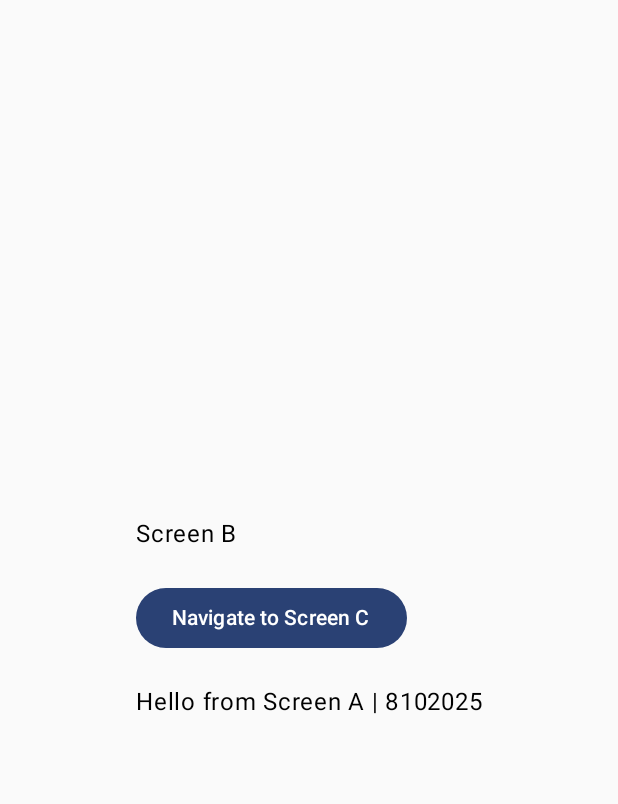
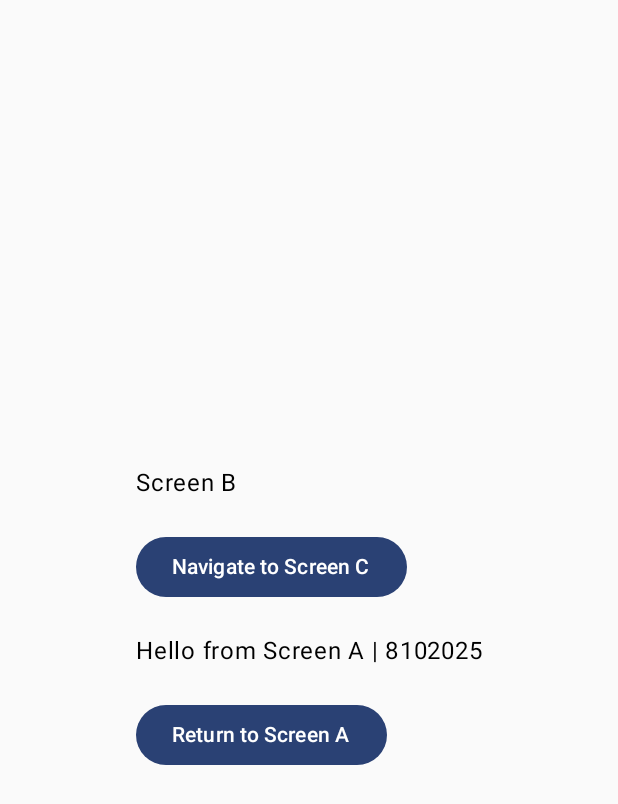
Before and after one commit to neccodes/NavigationComposeApp, an Android app built with Jetpack Compose: the screen it shows after launch (MainActivity), after a tap on "Navigate to Screen B", on a phone screen of 412 x 824 dp. Shown: the top 804 px of the screen. Run offline under Robolectric (Android 15) with nearby library versions, the phone set to English and light mode, and no system bars.

Commit message:
return to screenB and screenA using navController.popBackStack()

```diff
--- a/app/src/main/java/com/neccodes/navigationcomposeapp/MainActivity.kt
+++ b/app/src/main/java/com/neccodes/navigationcomposeapp/MainActivity.kt
@@ -42,15 +42,20 @@ class MainActivity : ComponentActivity() {
                     composable<Route.B> {
                         val args = it.toRoute<Route.B>()
                         ScreenB(
-                            onNavigateToScreenC = {yText, yNumber ->
+                            onNavigateToScreenC = { yText, yNumber ->
                                 navController
-                                    .navigate(Route.C(
-                                        yourText = yText,
-                                        yourNumber = yNumber
-                                ))
+                                    .navigate(
+                                        Route.C(
+                                            yourText = yText,
+                                            yourNumber = yNumber
+                                        )
+                                    )
                             },
                             text = args.myText,
-                            number = args.myNumber
+                            number = args.myNumber,
+                            onNavigateBack = {
+                                navController.popBackStack()
+                            }
                         )
                     }
 
@@ -58,7 +63,10 @@ class MainActivity : ComponentActivity() {
                         val args = it.toRoute<Route.C>()
                         ScreenC(
                             yText = args.yourText,
-                            yNumber = args.yourNumber
+                            yNumber = args.yourNumber,
+                            onNavigateBack = {
+                                navController.popBackStack()
+                            }
                         )
                     }
                 }
--- a/app/src/main/java/com/neccodes/navigationcomposeapp/screen/ScreenB.kt
+++ b/app/src/main/java/com/neccodes/navigationcomposeapp/screen/ScreenB.kt
@@ -16,7 +16,8 @@ import androidx.compose.ui.unit.dp
 fun ScreenB(
     onNavigateToScreenC: (String, Int) -> Unit,
     text: String,
-    number: Int
+    number: Int,
+    onNavigateBack: () -> Unit
 ) {
     Box(
         modifier = Modifier.fillMaxSize(),
@@ -36,6 +37,14 @@ fun ScreenB(
             }
             Spacer(modifier = Modifier.height(20.dp))
             Text(text = "$text | $number")
+            Spacer(modifier = Modifier.height(20.dp))
+            Button(
+                onClick = {
+                    onNavigateBack()
+                }
+            ) {
+                Text(text = "Return to Screen A")
+            }
         }
     }
 }
```
Also changed, not shown: app/src/main/java/com/neccodes/navigationcomposeapp/screen/ScreenC.kt (+11 -1 lines).
